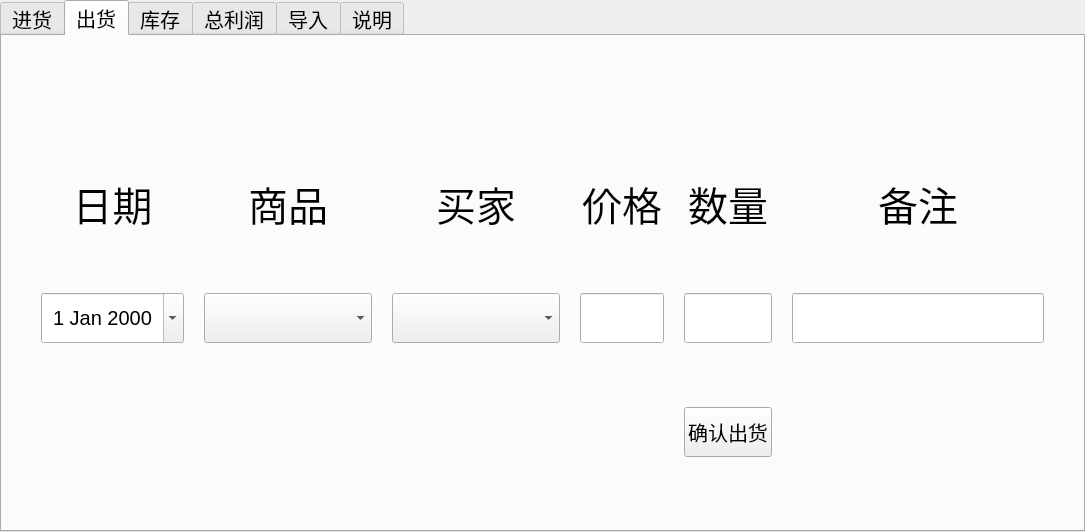
First picture: the form in mainwidget.ui, repository XHApplet/GoodsManage, before the edit.
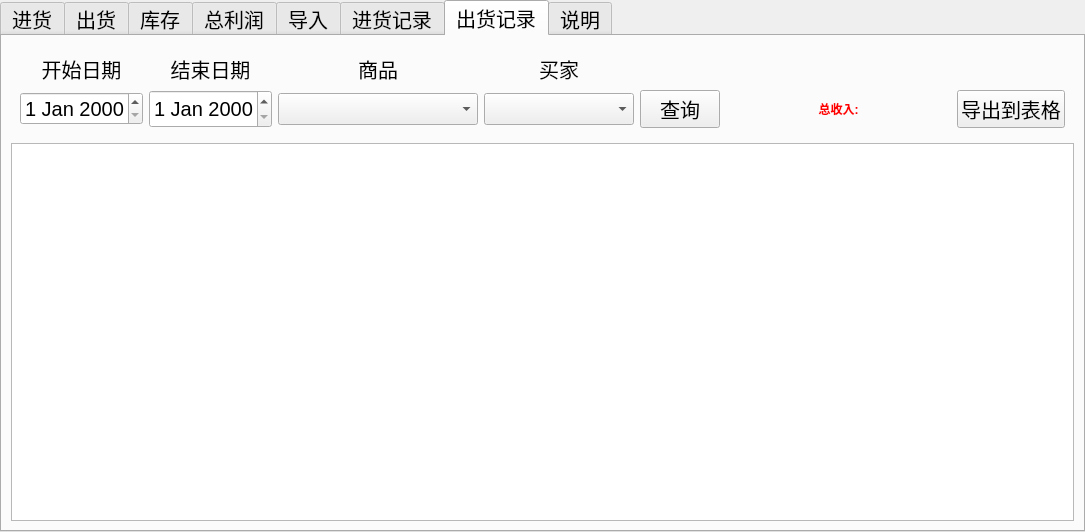
Second picture: the form after the edit. The open tabs and pages were chosen to show the change. Custom widgets are drawn as their Qt base class.

Commit message: 增加商品记录

```diff
--- a/mainwidget.ui
+++ b/mainwidget.ui
@@ -817,6 +817,308 @@
     </item>
    </layout>
   </widget>
+  <widget class="QWidget" name="InputRecord">
+   <attribute name="title">
+    <string>进货记录</string>
+   </attribute>
+   <layout class="QVBoxLayout" name="verticalLayout_5">
+    <item>
+     <widget class="QWidget" name="widget_2" native="true">
+      <layout class="QGridLayout" name="gridLayout_5">
+       <item row="1" column="7">
+        <widget class="QPushButton" name="pushButtonQueryInputRecord">
+         <property name="maximumSize">
+          <size>
+           <width>100</width>
+           <height>16777215</height>
+          </size>
+         </property>
+         <property name="text">
+          <string>查询</string>
+         </property>
+        </widget>
+       </item>
+       <item row="1" column="0">
+        <widget class="CCustomDateEdit" name="dateEditBeginInputRecord">
+         <property name="maximumSize">
+          <size>
+           <width>123</width>
+           <height>16777215</height>
+          </size>
+         </property>
+        </widget>
+       </item>
+       <item row="0" column="0">
+        <widget class="QLabel" name="label_17">
+         <property name="text">
+          <string>开始日期</string>
+         </property>
+         <property name="alignment">
+          <set>Qt::AlignCenter</set>
+         </property>
+        </widget>
+       </item>
+       <item row="0" column="2">
+        <widget class="QLabel" name="label_18">
+         <property name="text">
+          <string>结束日期</string>
+         </property>
+         <property name="alignment">
+          <set>Qt::AlignCenter</set>
+         </property>
+        </widget>
+       </item>
+       <item row="1" column="5">
+        <widget class="ExtendedComboBox" name="comboBoxInputRecord">
+         <property name="minimumSize">
+          <size>
+           <width>200</width>
+           <height>0</height>
+          </size>
+         </property>
+        </widget>
+       </item>
+       <item row="1" column="2">
+        <widget class="CCustomDateEdit" name="dateEditEndInputRecord">
+         <property name="maximumSize">
+          <size>
+           <width>123</width>
+           <height>123</height>
+          </size>
+         </property>
+        </widget>
+       </item>
+       <item row="0" column="5">
+        <widget class="QLabel" name="label_14">
+         <property name="text">
+          <string>商品</string>
+         </property>
+         <property name="alignment">
+          <set>Qt::AlignCenter</set>
+         </property>
+        </widget>
+       </item>
+       <item row="1" column="6">
+        <spacer name="horizontalSpacer_6">
+         <property name="orientation">
+          <enum>Qt::Horizontal</enum>
+         </property>
+         <property name="sizeHint" stdset="0">
+          <size>
+           <width>40</width>
+           <height>20</height>
+          </size>
+         </property>
+        </spacer>
+       </item>
+       <item row="0" column="7">
+        <widget class="QPushButton" name="pushButtonExportInputRecord">
+         <property name="text">
+          <string>导出到表格</string>
+         </property>
+        </widget>
+       </item>
+       <item row="0" column="6">
+        <widget class="QLabel" name="labelInputRecordNum">
+         <property name="styleSheet">
+          <string notr="true">color:rgb(255, 0, 0)</string>
+         </property>
+         <property name="text">
+          <string>总进货数:</string>
+         </property>
+         <property name="alignment">
+          <set>Qt::AlignCenter</set>
+         </property>
+        </widget>
+       </item>
+      </layout>
+     </widget>
+    </item>
+    <item>
+     <widget class="QTableWidget" name="tableWidgetInputRecord">
+      <property name="editTriggers">
+       <set>QAbstractItemView::AnyKeyPressed|QAbstractItemView::EditKeyPressed</set>
+      </property>
+      <property name="sortingEnabled">
+       <bool>true</bool>
+      </property>
+      <property name="rowCount">
+       <number>0</number>
+      </property>
+      <property name="columnCount">
+       <number>0</number>
+      </property>
+      <attribute name="verticalHeaderVisible">
+       <bool>false</bool>
+      </attribute>
+     </widget>
+    </item>
+   </layout>
+  </widget>
+  <widget class="QWidget" name="outputRecord">
+   <attribute name="title">
+    <string>出货记录</string>
+   </attribute>
+   <layout class="QVBoxLayout" name="verticalLayout_6">
+    <item>
+     <widget class="QWidget" name="widget_3" native="true">
+      <layout class="QGridLayout" name="gridLayout_6">
+       <item row="1" column="7">
+        <widget class="QPushButton" name="pushButtonQueryOutputRecord">
+         <property name="maximumSize">
+          <size>
+           <width>100</width>
+           <height>16777215</height>
+          </size>
+         </property>
+         <property name="text">
+          <string>查询</string>
+         </property>
+        </widget>
+       </item>
+       <item row="1" column="0">
+        <widget class="CCustomDateEdit" name="dateEditBeginOutputRecord">
+         <property name="maximumSize">
+          <size>
+           <width>123</width>
+           <height>16777215</height>
+          </size>
+         </property>
+        </widget>
+       </item>
+       <item row="0" column="0">
+        <widget class="QLabel" name="label_22">
+         <property name="text">
+          <string>开始日期</string>
+         </property>
+         <property name="alignment">
+          <set>Qt::AlignCenter</set>
+         </property>
+        </widget>
+       </item>
+       <item row="0" column="2">
+        <widget class="QLabel" name="label_23">
+         <property name="text">
+          <string>结束日期</string>
+         </property>
+         <property name="alignment">
+          <set>Qt::AlignCenter</set>
+         </property>
+        </widget>
+       </item>
+       <item row="1" column="5">
+        <widget class="ExtendedComboBox" name="comboBoxOutputRecordGoods">
+         <property name="minimumSize">
+          <size>
+           <width>200</width>
+           <height>0</height>
+          </size>
+         </property>
+        </widget>
+       </item>
+       <item row="1" column="2">
+        <widget class="CCustomDateEdit" name="dateEditEndOutputRecord">
+         <property name="maximumSize">
+          <size>
+           <width>123</width>
+           <height>123</height>
+          </size>
+         </property>
+        </widget>
+       </item>
+       <item row="0" column="5">
+        <widget class="QLabel" name="label_24">
+         <property name="text">
+          <string>商品</string>
+         </property>
+         <property name="alignment">
+          <set>Qt::AlignCenter</set>
+         </property>
+        </widget>
+       </item>
+       <item row="1" column="6">
+        <widget class="ExtendedComboBox" name="comboBoxOutputRecordBuyer">
+         <property name="minimumSize">
+          <size>
+           <width>150</width>
+           <height>0</height>
+          </size>
+         </property>
+        </widget>
+       </item>
+       <item row="0" column="6">
+        <widget class="QLabel" name="label_26">
+         <property name="text">
+          <string>买家</string>
+         </property>
+         <property name="alignment">
+          <set>Qt::AlignCenter</set>
+         </property>
+        </widget>
+       </item>
+       <item row="0" column="8">
+        <spacer name="horizontalSpacer_8">
+         <property name="orientation">
+          <enum>Qt::Horizontal</enum>
+         </property>
+         <property name="sizeHint" stdset="0">
+          <size>
+           <width>40</width>
+           <height>20</height>
+          </size>
+         </property>
+        </spacer>
+       </item>
+       <item row="1" column="8">
+        <widget class="QLabel" name="labelOutputRecordProfile">
+         <property name="font">
+          <font>
+           <weight>75</weight>
+           <bold>true</bold>
+          </font>
+         </property>
+         <property name="styleSheet">
+          <string notr="true">color:rgb(255, 0, 0)</string>
+         </property>
+         <property name="text">
+          <string>总收入:</string>
+         </property>
+         <property name="alignment">
+          <set>Qt::AlignCenter</set>
+         </property>
+        </widget>
+       </item>
+       <item row="1" column="9">
+        <widget class="QPushButton" name="pushButtonExportOutputRecord">
+         <property name="text">
+          <string>导出到表格</string>
+         </property>
+        </widget>
+       </item>
+      </layout>
+     </widget>
+    </item>
+    <item>
+     <widget class="QTableWidget" name="tableWidgetOutputRecord">
+      <property name="editTriggers">
+       <set>QAbstractItemView::AnyKeyPressed|QAbstractItemView::EditKeyPressed</set>
+      </property>
+      <property name="sortingEnabled">
+       <bool>true</bool>
+      </property>
+      <property name="rowCount">
+       <number>0</number>
+      </property>
+      <property name="columnCount">
+       <number>0</number>
+      </property>
+      <attribute name="verticalHeaderVisible">
+       <bool>false</bool>
+      </attribute>
+     </widget>
+    </item>
+   </layout>
+  </widget>
   <widget class="QWidget" name="InfoWidget">
    <attribute name="title">
     <string>说明</string>
```
Left out of the diff: 4 changed lines with no effect on the pictures. The commit also changes 2 other files.
